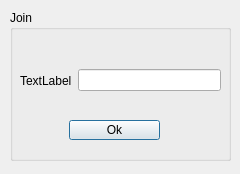
Qt form join.ui (Maedeh01/Ap-project) before a commit.
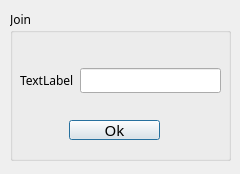
The same form after that commit.

```diff
--- a/join.ui
+++ b/join.ui
@@ -22,6 +22,11 @@
      <height>151</height>
     </rect>
    </property>
+   <property name="font">
+    <font>
+     <family>MV Boli</family>
+    </font>
+   </property>
    <property name="title">
     <string>Join</string>
    </property>
@@ -34,11 +39,17 @@
       <height>20</height>
      </rect>
     </property>
+    <property name="font">
+     <font>
+      <family>NPIRogheh</family>
+      <pointsize>11</pointsize>
+     </font>
+    </property>
     <property name="text">
      <string>Ok</string>
     </property>
    </widget>
-   <widget class="QWidget" name="">
+   <widget class="QWidget" name="layoutWidget">
     <property name="geometry">
      <rect>
       <x>10</x>
```
